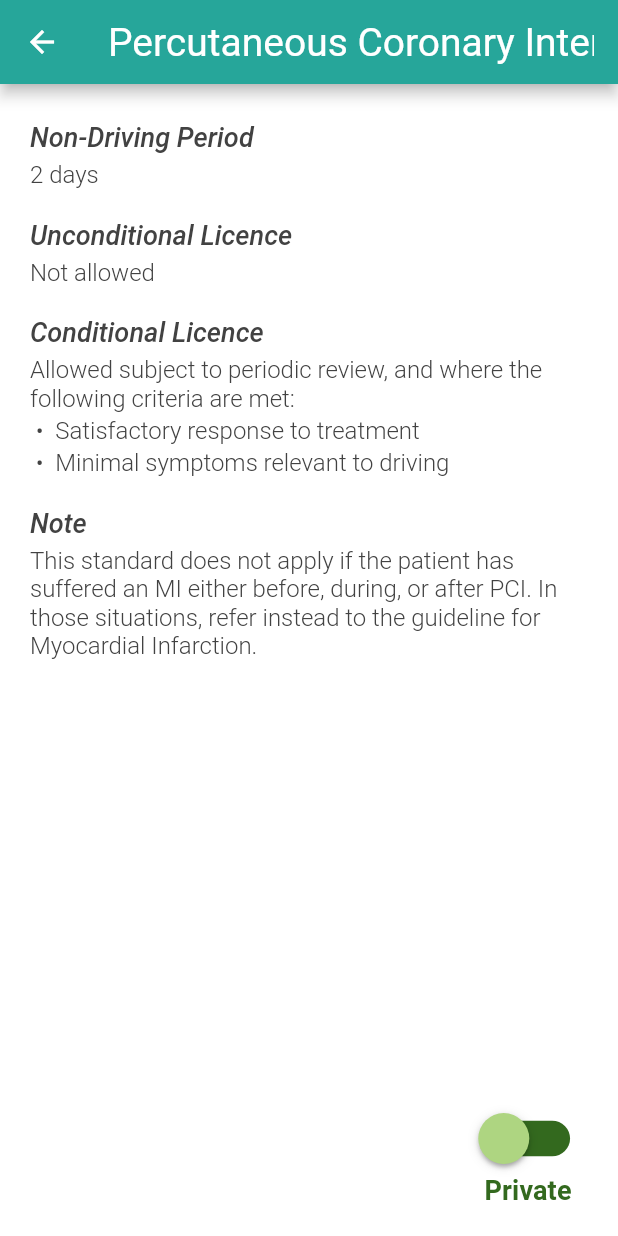
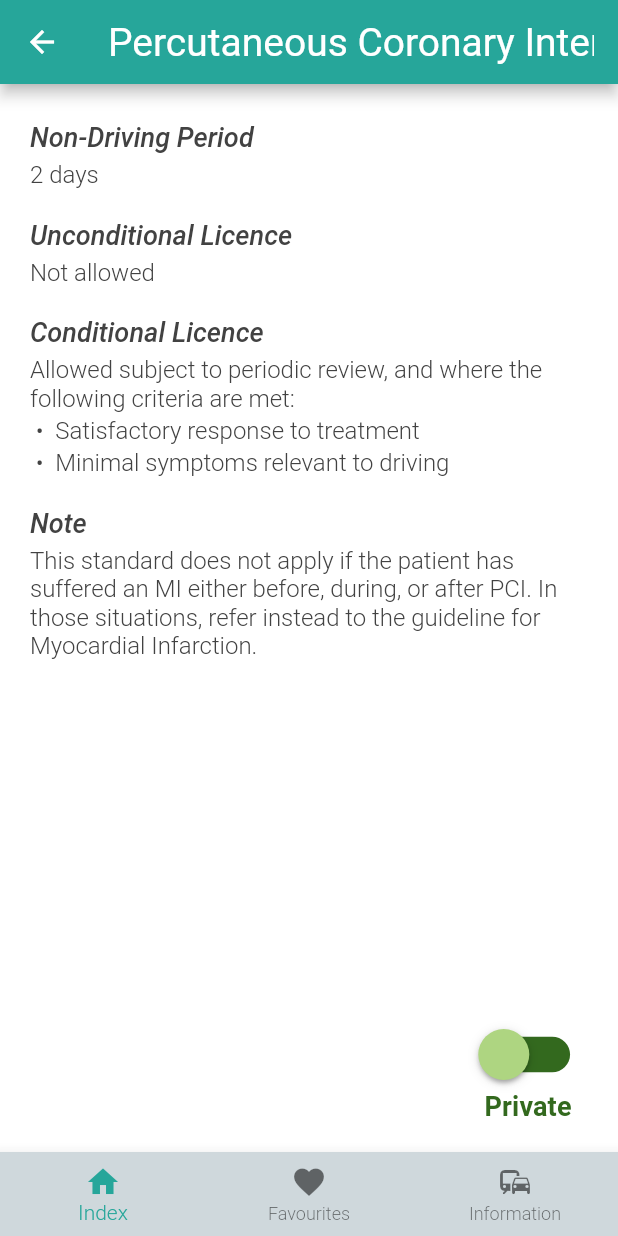
Before and after one commit to jathpala/driving_guidelines, a Flutter app: the screen it shows after launch, after a tap on "Percutaneous Coronary Intervention", on a phone screen of 412 x 824 dp. Run offline on Flutter 3.47's test engine with Material 2 defaults, Android fonts, the phone set to English and light mode, and no system bars; our stand-ins replace yaml.

Commit message:
Add bottom navigation bar
Added the ability to navigate pages using a bottom navigation bar.
This is potentially not how it is designed to be used as it appears
to be mostly for replacing the body of the page rather than the entire
view. To achieve this functionality we essentially rebuild the bottom
nav bar every time we navigate pages. Also to control the view stack
we use replaceRoute rather than pushRoute and we use WillPopScope to
catch back button presses on the favourites and information routes and
move us back to the index page in those instances.

Overall everything appears to work as intended but this unusual usage
of the bottom nav bar may end up introducing some subtle bugs.

```diff
--- a/lib/main.dart
+++ b/lib/main.dart
@@ -2,6 +2,8 @@ import 'package:flutter/material.dart';
 
 import 'src/style.dart';
 import 'src/widgets/index.dart';
+import 'src/widgets/information.dart';
+import 'src/widgets/favourites.dart';
 import 'src/widgets/guideline.dart';
 
 
@@ -32,6 +34,20 @@ class MyApp extends StatelessWidget {
                             }
                         );
                         break;
+                    case Favourites.routeName:
+                        route = MaterialPageRoute(
+                            builder: (context) {
+                                return const Favourites();
+                            }
+                        );
+                        break;
+                    case Information.routeName:
+                        route = MaterialPageRoute(
+                            builder: (context) {
+                                return const Information();
+                            }
+                        );
+                        break;
                     case Guideline.routeName:
                         final guideline = settings.arguments as String;
                         route = MaterialPageRoute(
--- a/lib/src/style.dart
+++ b/lib/src/style.dart
@@ -2,7 +2,7 @@ import 'package:flutter/material.dart';
 
 final ThemeData defaultTheme = ThemeData(
     scaffoldBackgroundColor: Colors.white,
-    primaryColor: Colors.blueGrey[600],
+    primaryColor: Colors.teal[400],
     appBarTheme: AppBarTheme(
         backgroundColor: Colors.teal[400],
         titleTextStyle: TextStyle(fontSize: 26, fontWeight: FontWeight.w400, color: Colors.white),
@@ -26,4 +26,5 @@ extension CustomThemeData on ThemeData {
     Color get privateStandardColorDarkened => Colors.lightGreen[900]!;
     Color get commercialStandardColor => Colors.orange[200]!;
     Color get commercialStandardColorDarkened => Colors.yellow[900]!;
+    Color get navBarColor => Colors.blueGrey[100]!;
 }
--- /dev/null
+++ b/lib/src/widgets/favourites.dart
@@ -0,0 +1,32 @@
+import 'package:flutter/material.dart';
+
+import '../style.dart';
+import 'index.dart';
+import 'navigation.dart';
+
+class Favourites extends StatelessWidget {
+    const Favourites({ Key? key }): super(key: key);
+
+    static const routeName = '/favourites';
+
+    @override
+    Widget build(BuildContext context) {
+        return WillPopScope(
+            onWillPop: () async {
+                Navigator.pushReplacementNamed(
+                    context,
+                    Index.routeName
+                    );
+                    return false;
+            },
+            child: Scaffold(
+                appBar: AppBar(
+                    title: Text('Favourites'),
+                    leadingWidth: Theme.of(context).appBarTheme.leadingWidth
+                ),
+                bottomNavigationBar: Navigation(Favourites.routeName),
+                body: Placeholder()
+            )
+        );
+    }
+}
--- a/lib/src/widgets/guideline.dart
+++ b/lib/src/widgets/guideline.dart
@@ -8,6 +8,7 @@ import 'guideline_heading.dart';
 import 'guideline_licence.dart';
 import 'guideline_non_driving.dart';
 import 'guideline_note.dart';
+import 'navigation.dart';
 
 
 class Guideline extends StatefulWidget {
@@ -113,6 +114,7 @@ class _GuidelineState extends State<Guideline> {
                 ),
                 leadingWidth: Theme.of(context).appBarTheme.leadingWidth
             ),
+            bottomNavigationBar: Navigation(Guideline.routeName),
             body: Stack(
                 children: [
                     FutureBuilder(
--- a/lib/src/widgets/index.dart
+++ b/lib/src/widgets/index.dart
@@ -3,6 +3,7 @@ import 'package:flutter/material.dart';
 import '../index_data.dart';
 import '../style.dart';
 import 'guideline.dart';
+import 'navigation.dart';
 
 
 class Index extends StatefulWidget {
@@ -60,12 +61,12 @@ class _IndexState extends State<Index> {
 
     @override
     Widget build(BuildContext context) {
-
         return Scaffold(
             appBar: AppBar(
                 title: Text(_mainTitle),
                 leadingWidth: Theme.of(context).appBarTheme.leadingWidth
             ),
+            bottomNavigationBar: Navigation(Index.routeName),
             body: Container(
                 child: FutureBuilder(
                     future: index,
--- /dev/null
+++ b/lib/src/widgets/information.dart
@@ -0,0 +1,32 @@
+import 'package:flutter/material.dart';
+
+import '../style.dart';
+import 'index.dart';
+import 'navigation.dart';
+
+class Information extends StatelessWidget {
+    const Information({ Key? key }): super(key: key);
+
+    static const routeName = '/information';
+
+    @override
+    Widget build(BuildContext context) {
+        return WillPopScope(
+            onWillPop: () async {
+                Navigator.pushReplacementNamed(
+                    context,
+                    Index.routeName
+                );
+                return false;
+            },
+            child: Scaffold(
+                appBar: AppBar(
+                    title: Text('Information'),
+                    leadingWidth: Theme.of(context).appBarTheme.leadingWidth
+                ),
+                bottomNavigationBar: Navigation(Information.routeName),
+                body: Placeholder()
+            )
+        );
+    }
+}
--- /dev/null
+++ b/lib/src/widgets/navigation.dart
@@ -0,0 +1,88 @@
+import 'package:flutter/material.dart';
+
+import 'index.dart';
+import 'information.dart';
+import 'favourites.dart';
+import 'guideline.dart';
+
+import '../style.dart';
+
+class Navigation extends StatefulWidget {
+    const Navigation(this.currentRoute, { Key? key }): super(key: key);
+
+    final String currentRoute;
+
+    @override
+    State<Navigation> createState() => _NavigationState();
+}
+
+
+class _NavigationState extends State<Navigation> {
+    _NavigationState();
+
+    int _selectedIndex = 0;
+
+    void _onItemTapped(int index, BuildContext context) {
+        setState(() {
+            _selectedIndex = index;
+            var route = '/';
+            switch (index) {
+                case 0:
+                    route = Index.routeName;
+                    break;
+                case 1:
+                    route = Favourites.routeName;
+                    break;
+                case 2:
+                    route = Information.routeName;
+                    break;
+            }
+            if (route != widget.currentRoute) {
+                Navigator.pushReplacementNamed(
+                    context,
+                    route
+                );
+            }
+        });
+    }
+
+    @override
+    void initState() {
+        super.initState();
+        switch (widget.currentRoute) {
+            case Index.routeName:
+                _selectedIndex = 0;
+                break;
+            case Favourites.routeName:
+                _selectedIndex = 1;
+                break;
+            case Information.routeName:
+                _selectedIndex = 2;
+                break;
+        }
+    }
+
+    @override
+    Widget build(BuildContext context) {
+        return BottomNavigationBar(
+            items: [
+                BottomNavigationBarItem(
+                    icon: Icon(Icons.home),
+                    label: 'Index'
+                ),
+                BottomNavigationBarItem(
+                    icon: Icon(Icons.favorite),
+                    label: 'Favourites'
+                ),
+                BottomNavigationBarItem(
+                    icon: Icon(Icons.commute),
+                    label: 'Information'
+                )
+            ],
+            selectedItemColor: Theme.of(context).primaryColor,
+            backgroundColor: Theme.of(context).navBarColor,
+            currentIndex: _selectedIndex,
+            onTap: (index) => _onItemTapped(index, context)
+        );
+    }
+}
```
